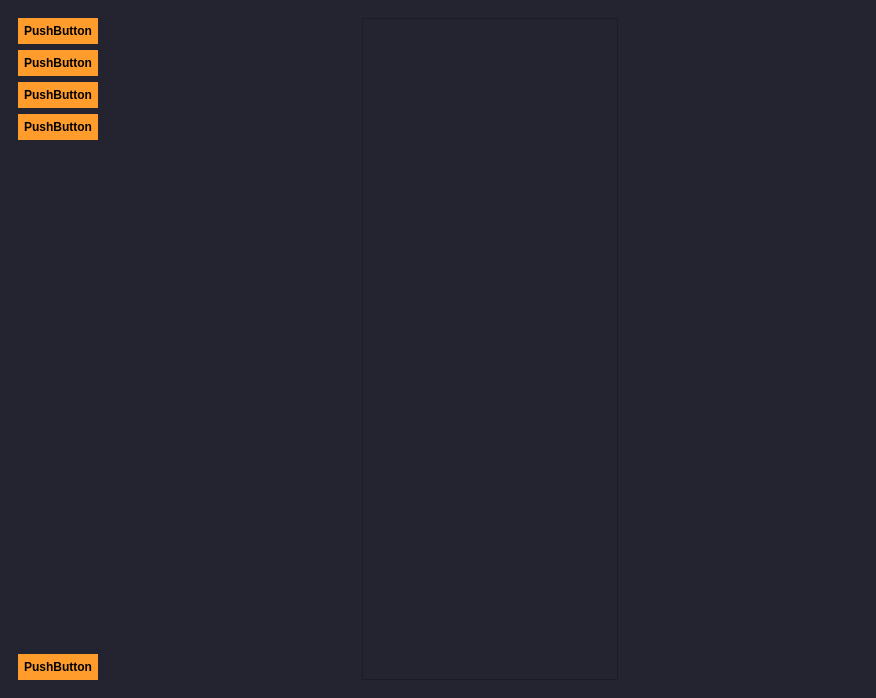
Qt form GUI/front.ui (arekszatan/stockHelper) before a commit.
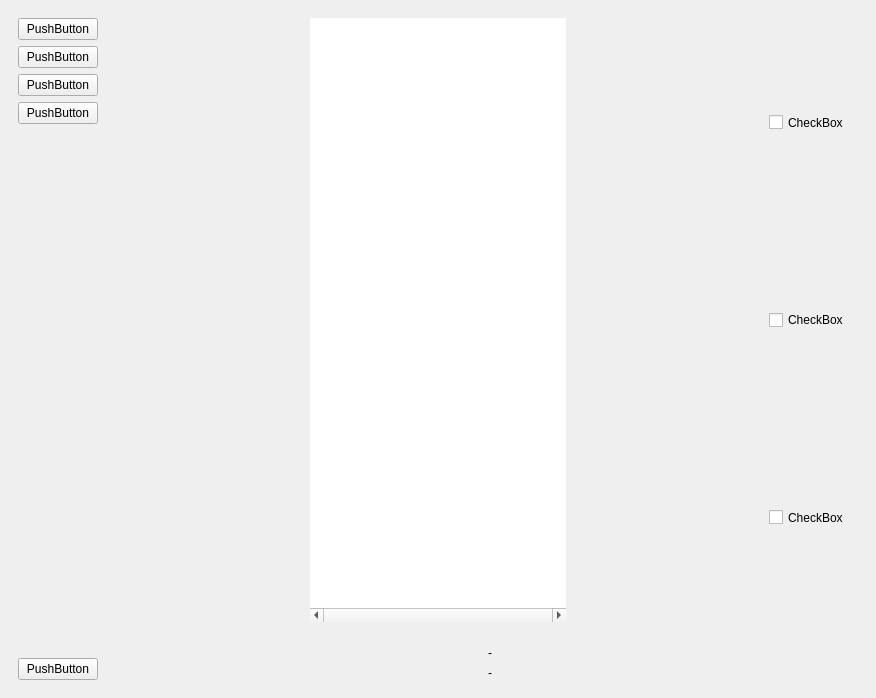
The same form after that commit.

Commit message: First call back and add some div link

Diff of the .ui file:
```diff
--- a/GUI/front.ui
+++ b/GUI/front.ui
@@ -14,209 +14,215 @@
    <string>MainWindow</string>
   </property>
   <property name="styleSheet">
-   <string notr="true">/*-----QWidget-----*/
-QWidget
-{
-	background-color: #232430;
-	color: #000000;
-	border-color: #000000;
-
-}
-
-
-/*-----QLabel-----*/
-QLabel
-{
-	background-color: #232430;
-	color: #c1c1c1;
-	border-color: #000000;
-
-}
-
-
-/*-----QPushButton-----*/
-QPushButton
-{
-	background-color: #ff9c2b;
-	color: #000000;
-	font-weight: bold;
-	border-style: solid;
-	border-color: #000000;
-	padding: 6px;
-
-}
-
-
-QPushButton::hover
-{
-	background-color: #ffaf5d;
-
-}
-
-
-QPushButton::pressed
-{
-	background-color: #dd872f;
-
-}
-
-
-/*-----QToolButton-----*/
-QToolButton
-{
-	background-color: #ff9c2b;
-	color: #000000;
-	font-weight: bold;
-	border-style: solid;
-	border-color: #000000;
-	padding: 6px;
-
-}
-
-
-QToolButton::hover
-{
-	background-color: #ffaf5d;
-
-}
-
-
-QToolButton::pressed
-{
-	background-color: #dd872f;
-
-}
-
-
-/*-----QLineEdit-----*/
-QLineEdit
-{
-	background-color: #38394e;
-	color: #c1c1c1;
-	border-style: solid;
-	border-width: 1px;
-	border-color: #4a4c68;
-
-}
-
-
-
-
-/*-----QTabWidget-----*/
-QTabWidget::pane 
-{ 
-    border: none;
-
-}
-
-
-QTabWidget::tab-bar 
-{
-    left: 5px; 
-
-}
-
-
-QTabBar::tab 
-{
-    color: #c1c1c1;
-    min-width: 1px;
-	padding-left: 25px;
-	margin-left:-22px;
-    height: 28px;
-	border: none;
-
-}
-
-
-QTabBar::tab:selected 
-{
-    color: #c1c1c1;
-	font-weight: bold;
-    height: 28px;
-
-}
-
-
-QTabBar::tab:!first 
-{
-    margin-left: -20px;
-
-}
-
-
-QTabBar::tab:hover 
-{
-    color: #DDD;
-
-}
-
-
-/*-----QScrollBar-----*/
-QScrollBar:horizontal 
-{
-    background-color: transparent;
-    height: 8px;
-    margin: 0px;
-    padding: 0px;
-
-}
-
-
-QScrollBar::handle:horizontal 
-{
-    border: none;
-	min-width: 100px;
-    background-color: #56576c;
-
-}
-
-
-QScrollBar::add-line:horizontal, 
-QScrollBar::sub-line:horizontal,
-QScrollBar::add-page:horizontal, 
-QScrollBar::sub-page:horizontal 
-{
-    width: 0px;
-    background-color: transparent;
-
-}
-
-
-QScrollBar:vertical 
-{
-    background-color: transparent;
-    width: 8px;
-    margin: 0;
-
-}
-
-
-QScrollBar::handle:vertical 
-{
-    border: none;
-	min-height: 100px;
-    background-color: #56576c;
-
-}
-
-
-QScrollBar::add-line:vertical, 
-QScrollBar::sub-line:vertical,
-QScrollBar::add-page:vertical, 
-QScrollBar::sub-page:vertical 
-{
-    height: 0px;
-    background-color: transparent;
-
-}</string>
+   <string notr="true">
+</string>
   </property>
   <widget class="QWidget" name="centralwidget">
    <property name="styleSheet">
     <string notr="true"/>
    </property>
-   <layout class="QHBoxLayout" name="horizontalLayout">
-    <item>
+   <layout class="QGridLayout" name="gridLayout_3">
+    <item row="0" column="1">
+     <widget class="QStackedWidget" name="mainContentStacked">
+      <property name="styleSheet">
+       <string notr="true"/>
+      </property>
+      <property name="currentIndex">
+       <number>0</number>
+      </property>
+      <widget class="QWidget" name="Home">
+       <layout class="QGridLayout" name="gridLayout">
+        <item row="0" column="0" alignment="Qt::AlignHCenter">
+         <widget class="QTableView" name="all_companies_table">
+          <property name="sizePolicy">
+           <sizepolicy hsizetype="Expanding" vsizetype="Expanding">
+            <horstretch>0</horstretch>
+            <verstretch>0</verstretch>
+           </sizepolicy>
+          </property>
+          <property name="font">
+           <font>
+            <pointsize>12</pointsize>
+           </font>
+          </property>
+          <property name="styleSheet">
+           <string notr="true"/>
+          </property>
+          <property name="frameShape">
+           <enum>QFrame::Panel</enum>
+          </property>
+          <property name="lineWidth">
+           <number>0</number>
+          </property>
+          <property name="horizontalScrollBarPolicy">
+           <enum>Qt::ScrollBarAlwaysOn</enum>
+          </property>
+          <property name="autoScroll">
+           <bool>true</bool>
+          </property>
+          <property name="selectionBehavior">
+           <enum>QAbstractItemView::SelectRows</enum>
+          </property>
+         </widget>
+        </item>
+        <item row="0" column="1">
+         <widget class="QWidget" name="widget_3" native="true">
+          <property name="sizePolicy">
+           <sizepolicy hsizetype="Maximum" vsizetype="Preferred">
+            <horstretch>0</horstretch>
+            <verstretch>0</verstretch>
+           </sizepolicy>
+          </property>
+          <layout class="QVBoxLayout" name="verticalLayout_3">
+           <item>
+            <widget class="QCheckBox" name="checkBox_4">
+             <property name="sizePolicy">
+              <sizepolicy hsizetype="Preferred" vsizetype="Preferred">
+               <horstretch>0</horstretch>
+               <verstretch>0</verstretch>
+              </sizepolicy>
+             </property>
+             <property name="text">
+              <string>CheckBox</string>
+             </property>
+            </widget>
+           </item>
+           <item>
+            <widget class="QCheckBox" name="checkBox_5">
+             <property name="sizePolicy">
+              <sizepolicy hsizetype="Preferred" vsizetype="Preferred">
+               <horstretch>0</horstretch>
+               <verstretch>0</verstretch>
+              </sizepolicy>
+             </property>
+             <property name="text">
+              <string>CheckBox</string>
+             </property>
+            </widget>
+           </item>
+           <item>
+            <widget class="QCheckBox" name="checkBox_6">
+             <property name="sizePolicy">
+              <sizepolicy hsizetype="Preferred" vsizetype="Preferred">
+               <horstretch>0</horstretch>
+               <verstretch>0</verstretch>
+              </sizepolicy>
+             </property>
+             <property name="text">
+              <string>CheckBox</string>
+             </property>
+            </widget>
+           </item>
+          </layout>
+         </widget>
+        </item>
+       </layout>
+      </widget>
+      <widget class="QWidget" name="page_4">
+       <layout class="QGridLayout" name="gridLayout_2">
+        <item row="0" column="0" alignment="Qt::AlignHCenter">
+         <widget class="QTableView" name="divInfoTableView">
+          <property name="font">
+           <font>
+            <pointsize>12</pointsize>
+           </font>
+          </property>
+          <property name="frameShape">
+           <enum>QFrame::NoFrame</enum>
+          </property>
+          <property name="lineWidth">
+           <number>0</number>
+          </property>
+         </widget>
+        </item>
+        <item row="0" column="1">
+         <widget class="QWidget" name="widget_2" native="true">
+          <property name="sizePolicy">
+           <sizepolicy hsizetype="Maximum" vsizetype="Preferred">
+            <horstretch>0</horstretch>
+            <verstretch>0</verstretch>
+           </sizepolicy>
+          </property>
+          <layout class="QVBoxLayout" name="verticalLayout_2">
+           <item>
+            <widget class="QCheckBox" name="checkBox">
+             <property name="sizePolicy">
+              <sizepolicy hsizetype="Preferred" vsizetype="Preferred">
+               <horstretch>0</horstretch>
+               <verstretch>0</verstretch>
+              </sizepolicy>
+             </property>
+             <property name="text">
+              <string>CheckBox</string>
+             </property>
+            </widget>
+           </item>
+           <item>
+            <widget class="QCheckBox" name="checkBox_3">
+             <property name="sizePolicy">
+              <sizepolicy hsizetype="Preferred" vsizetype="Preferred">
+               <horstretch>0</horstretch>
+               <verstretch>0</verstretch>
+              </sizepolicy>
+             </property>
+             <property name="text">
+              <string>CheckBox</string>
+             </property>
+            </widget>
+           </item>
+           <item>
+            <widget class="QCheckBox" name="checkBox_2">
+             <property name="sizePolicy">
+              <sizepolicy hsizetype="Preferred" vsizetype="Preferred">
+               <horstretch>0</horstretch>
+               <verstretch>0</verstretch>
+              </sizepolicy>
+             </property>
+             <property name="text">
+              <string>CheckBox</string>
+             </property>
+            </widget>
+           </item>
+          </layout>
+         </widget>
+        </item>
+       </layout>
+      </widget>
+     </widget>
+    </item>
+    <item row="1" column="1">
+     <widget class="QWidget" name="widget_4" native="true">
+      <property name="minimumSize">
+       <size>
+        <width>0</width>
+        <height>50</height>
+       </size>
+      </property>
+      <layout class="QVBoxLayout" name="verticalLayout_4">
+       <item>
+        <widget class="QLabel" name="label">
+         <property name="text">
+          <string>-</string>
+         </property>
+         <property name="alignment">
+          <set>Qt::AlignCenter</set>
+         </property>
+        </widget>
+       </item>
+       <item>
+        <widget class="QLabel" name="label_2">
+         <property name="text">
+          <string>-</string>
+         </property>
+         <property name="alignment">
+          <set>Qt::AlignCenter</set>
+         </property>
+        </widget>
+       </item>
+      </layout>
+     </widget>
+    </item>
+    <item row="0" column="0" rowspan="2">
      <widget class="QWidget" name="widget" native="true">
       <property name="styleSheet">
        <string notr="true"/>
@@ -273,28 +279,6 @@
       </layout>
      </widget>
     </item>
-    <item>
-     <widget class="QStackedWidget" name="mainContentStacked">
-      <property name="styleSheet">
-       <string notr="true"/>
-      </property>
-      <property name="currentIndex">
-       <number>0</number>
-      </property>
-      <widget class="QWidget" name="Home">
-       <layout class="QGridLayout" name="gridLayout">
-        <item row="0" column="0" alignment="Qt::AlignHCenter">
-         <widget class="QTableView" name="all_companies_table">
-          <property name="styleSheet">
-           <string notr="true"/>
-          </property>
-         </widget>
-        </item>
-       </layout>
-      </widget>
-      <widget class="QWidget" name="page_4"/>
-     </widget>
-    </item>
    </layout>
   </widget>
  </widget>
```
The commit also changes 9 other files.
